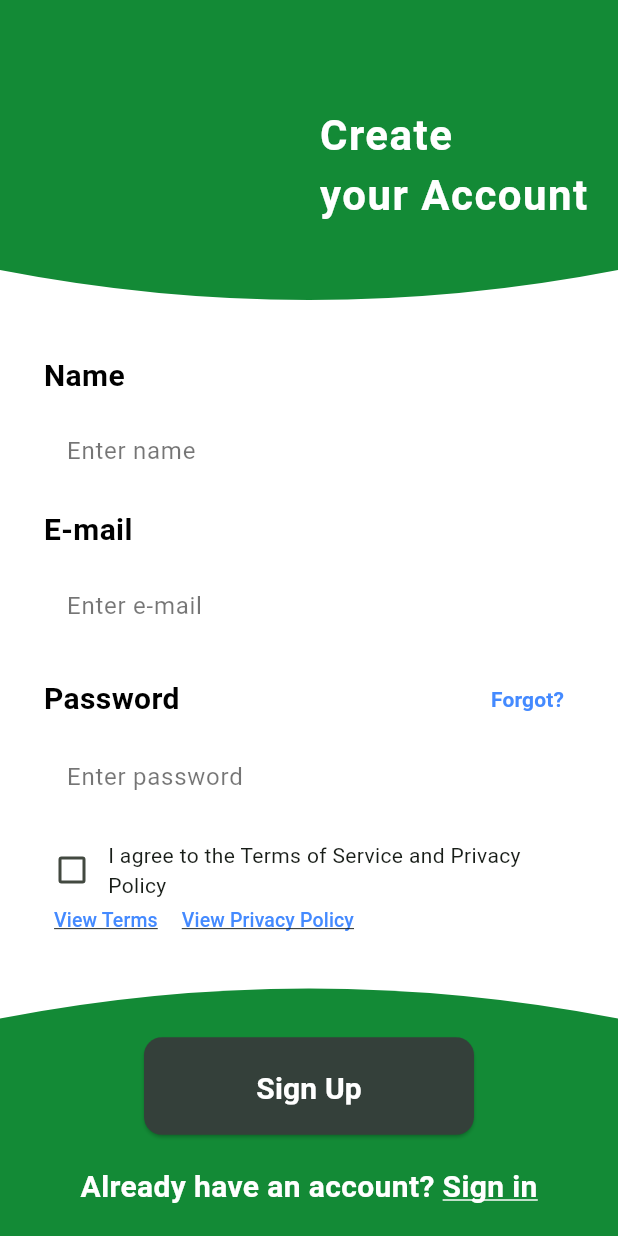
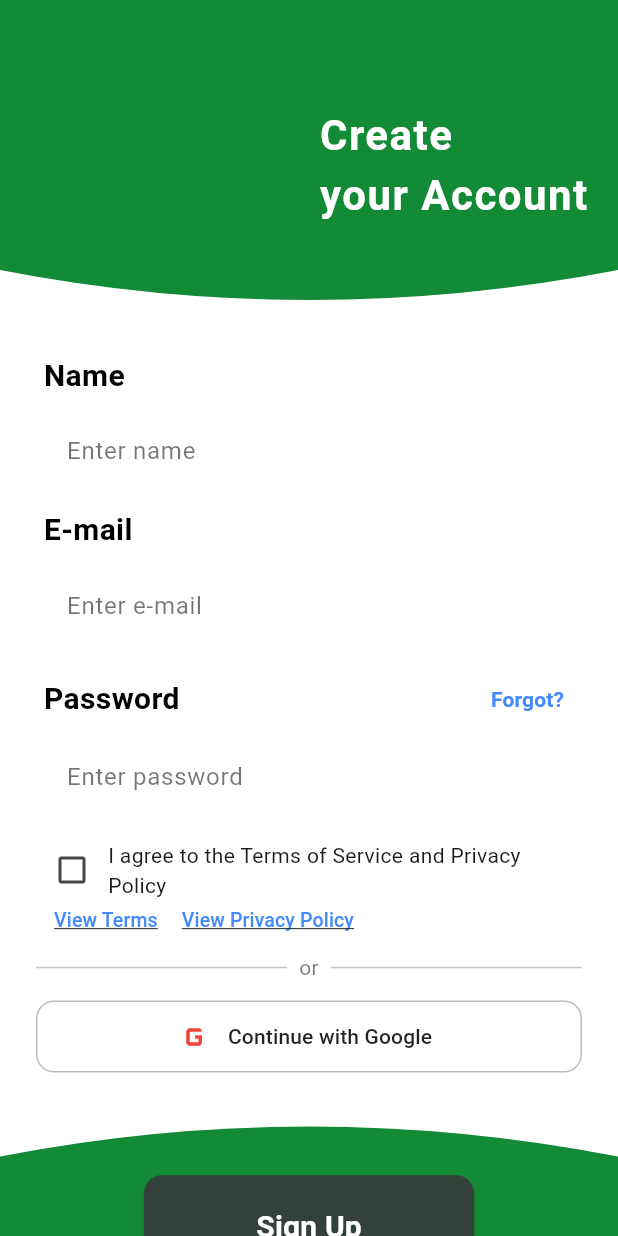
Before and after one commit to BalajiReddy1/apnacharge, a Flutter app: the screen it shows after launch, after a tap on "Sign up", on a phone screen of 412 x 824 dp. Run offline on Flutter 3.47's test engine with Material 3 defaults, Android fonts, the phone set to English and light mode, and no system bars; our stand-ins replace flutter_dotenv, google_fonts, google_maps_flutter, google_sign_in, location, package_info_plus and 2 more; accounts and stored records are empty; Roboto replaces fonts that are missing (Arima, Arimo).

Commit message:
Add "Continue with Google" to login and registration
- Reusable GoogleSignInButton handles its own loading/error state and ignores
  user cancellation
- Add it, with an "or" divider, to both auth screens; success routes to home
- README: Google Sign-In setup (OAuth client IDs, Supabase provider, platform
  config)

Co-Authored-By: Claude Opus 4.8 <noreply@anthropic.com>
Claude-Session: https://claude.ai/code/session_01H356T5WNvaTg3dNRbQpX8u

```diff
--- a/lib/screens/login_screen.dart
+++ b/lib/screens/login_screen.dart
@@ -2,6 +2,7 @@ import 'package:ev_app/const/colors.dart';
 import 'package:ev_app/screens/registration_screen.dart';
 import 'package:ev_app/utils/validators.dart';
 import 'package:ev_app/widgets/forgot_password_sheet.dart';
+import 'package:ev_app/widgets/google_sign_in_button.dart';
 import 'package:flutter/material.dart';
 import 'package:google_fonts/google_fonts.dart';
 import 'package:supabase_flutter/supabase_flutter.dart';
@@ -230,6 +231,30 @@ class _LoginScreenState extends State<LoginScreen> {
                 ),
               ),
             ),
+            const SizedBox(height: 20),
+            // Divider with "or"
+            Padding(
+              padding: const EdgeInsets.symmetric(horizontal: 24.0),
+              child: Row(
+                children: const [
+                  Expanded(child: Divider()),
+                  Padding(
+                    padding: EdgeInsets.symmetric(horizontal: 8),
+                    child: Text('or', style: TextStyle(color: Colors.black54)),
+                  ),
+                  Expanded(child: Divider()),
+                ],
+              ),
+            ),
+            const SizedBox(height: 16),
+            // Google Sign-In
+            Padding(
+              padding: const EdgeInsets.symmetric(horizontal: 24.0),
+              child: GoogleSignInButton(
+                onSignedIn: () =>
+                    Navigator.pushReplacementNamed(context, '/home'),
+              ),
+            ),
             SizedBox(height: 20),
             // Navigation link to Registration Screen
             Row(
--- a/lib/screens/registration_screen.dart
+++ b/lib/screens/registration_screen.dart
@@ -2,6 +2,7 @@ import 'package:ev_app/const/colors.dart';
 import 'package:ev_app/screens/legal_document_screen.dart';
 import 'package:ev_app/utils/validators.dart';
 import 'package:ev_app/widgets/forgot_password_sheet.dart';
+import 'package:ev_app/widgets/google_sign_in_button.dart';
 import 'package:flutter/material.dart';
 import 'package:google_fonts/google_fonts.dart';
 import 'package:supabase_flutter/supabase_flutter.dart';
@@ -269,6 +270,23 @@ class _RegistrationScreenState extends State<RegistrationScreen> {
                             color: Colors.red, fontWeight: FontWeight.w500),
                       ),
                     ),
+                  const SizedBox(height: 12),
+                  Row(
+                    children: const [
+                      Expanded(child: Divider()),
+                      Padding(
+                        padding: EdgeInsets.symmetric(horizontal: 8),
+                        child:
+                            Text('or', style: TextStyle(color: Colors.black54)),
+                      ),
+                      Expanded(child: Divider()),
+                    ],
+                  ),
+                  const SizedBox(height: 12),
+                  GoogleSignInButton(
+                    onSignedIn: () =>
+                        Navigator.pushReplacementNamed(context, '/home'),
+                  ),
                 ],
               ),
             ),
--- /dev/null
+++ b/lib/widgets/google_sign_in_button.dart
@@ -0,0 +1,62 @@
+import 'package:ev_app/services/google_auth_service.dart';
+import 'package:flutter/material.dart';
+
+/// "Continue with Google" button that runs the native Google Sign-In flow and
+/// calls [onSignedIn] on success. Handles its own loading and error state, and
+/// silently ignores user cancellation.
+class GoogleSignInButton extends StatefulWidget {
+  final VoidCallback onSignedIn;
+
+  const GoogleSignInButton({Key? key, required this.onSignedIn})
+      : super(key: key);
+
+  @override
+  State<GoogleSignInButton> createState() => _GoogleSignInButtonState();
+}
+
+class _GoogleSignInButtonState extends State<GoogleSignInButton> {
+  final GoogleAuthService _service = GoogleAuthService();
+  bool _loading = false;
+
+  Future<void> _handlePressed() async {
+    setState(() => _loading = true);
+    final messenger = ScaffoldMessenger.of(context);
+    try {
+      final signedIn = await _service.signIn();
+      if (signedIn && mounted) {
+        widget.onSignedIn();
+      }
+    } on GoogleAuthException catch (e) {
+      messenger.showSnackBar(SnackBar(content: Text(e.message)));
+    } catch (_) {
+      messenger.showSnackBar(
+        const SnackBar(content: Text('Google Sign-In failed.')),
+      );
+    } finally {
+      if (mounted) setState(() => _loading = false);
+    }
+  }
+
+  @override
+  Widget build(BuildContext context) {
+    return OutlinedButton.icon(
+      onPressed: _loading ? null : _handlePressed,
+      icon: _loading
+          ? const SizedBox(
+              height: 18,
+              width: 18,
+              child: CircularProgressIndicator(strokeWidth: 2),
+            )
+          : const Icon(Icons.g_mobiledata, size: 28, color: Colors.red),
+      label: const Text('Continue with Google'),
+      style: OutlinedButton.styleFrom(
+        foregroundColor: Colors.black87,
+        minimumSize: const Size(double.infinity, 48),
+        side: BorderSide(color: Colors.grey.shade400),
+        shape: RoundedRectangleBorder(
+          borderRadius: BorderRadius.circular(12),
+        ),
+      ),
+    );
+  }
+}
```
Also changed, not shown: 1 other file.
